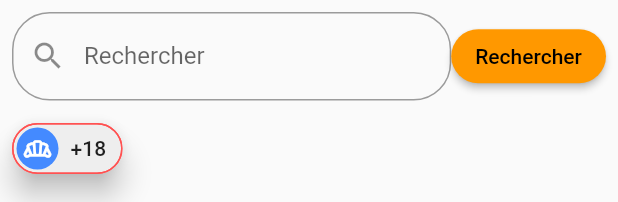
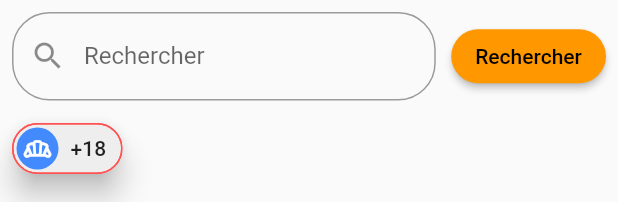
Before and after one commit to touggani/mobile-2021, a Flutter app: the Recherche widget shown alone on an empty page, opened directly, on a phone screen of 412 x 824 dp. Shown: the top 202 px of the screen. Run offline on Flutter 3.47's test engine with Material 2 defaults, Android fonts, the phone set to English and light mode, and no system bars; our stand-ins replace carousel_slider, cloud_firestore, firebase_auth, firebase_core, fluttertoast, google_fonts and 1 more; accounts and stored records are empty; network calls fail.

Commit message:
:lipstick: Ajout sizedbox sur recherche

```diff
--- a/mobileapp/lib/screens/recherche.dart
+++ b/mobileapp/lib/screens/recherche.dart
@@ -87,6 +87,7 @@ class _RechercheState extends State<Recherche> {
                         borderRadius: BorderRadius.all(Radius.circular(25.0)))),
               ),
             ),
+            SizedBox(width: MediaQuery.of(context).size.width * 0.025,),
             ElevatedButton(
               onPressed: () {
                 filterSearchResults();
```
